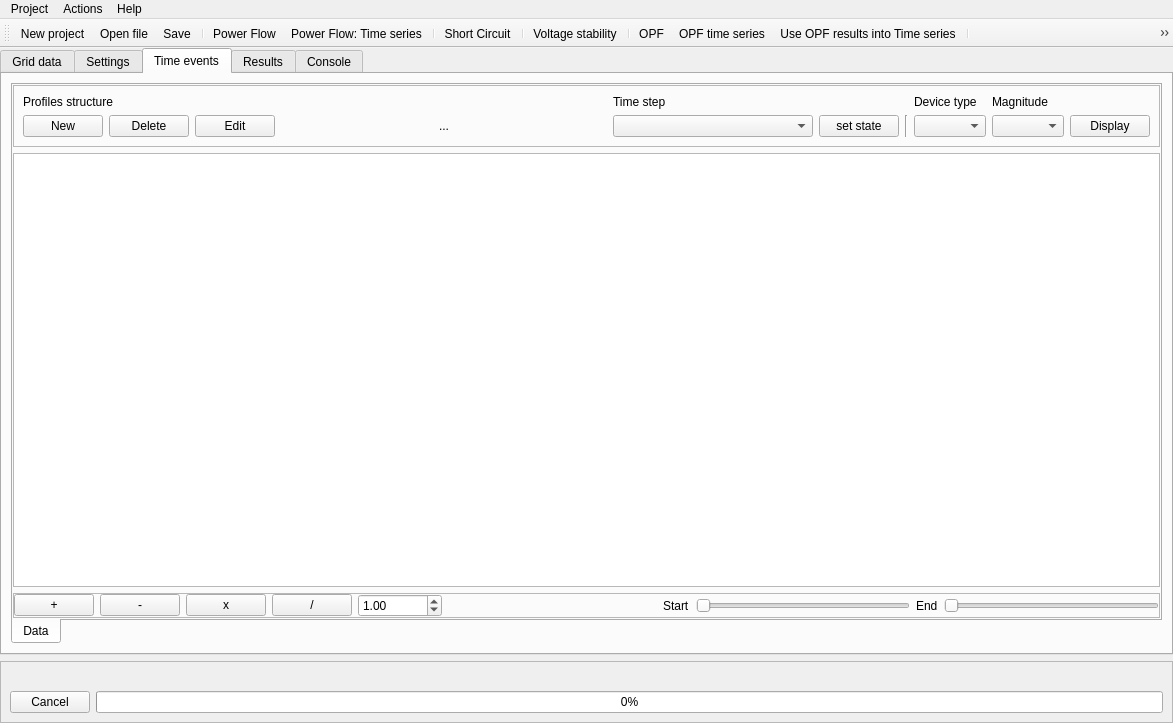
Qt form UnderDevelopment/GridCal/Gui/Main/MainWindow.ui (SanPen/GridCal) before a commit.
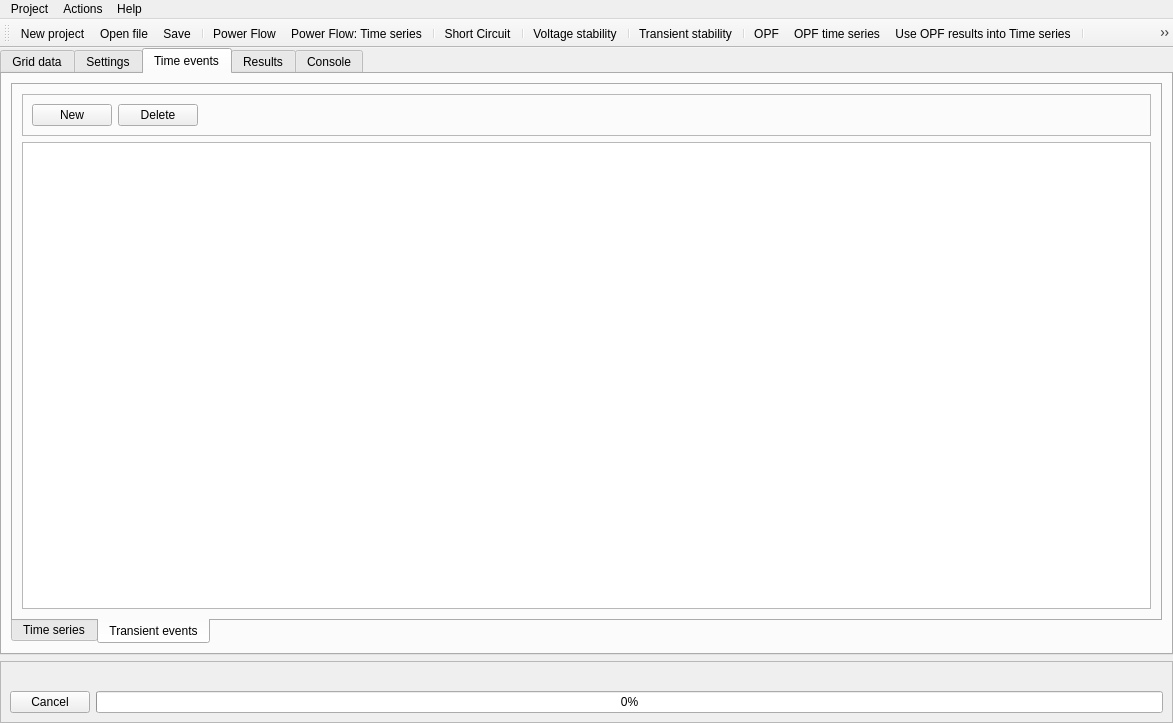
The same form after that commit. The open tabs and pages were chosen to show the change. Icons and pictures are not drawn. Custom widgets are drawn as their Qt base class.

The edit to the form file:
```diff
--- a/UnderDevelopment/GridCal/Gui/Main/MainWindow.ui
+++ b/UnderDevelopment/GridCal/Gui/Main/MainWindow.ui
@@ -2759,7 +2759,7 @@
           </property>
           <widget class="QWidget" name="tab_11">
            <attribute name="title">
-            <string>Data</string>
+            <string>Time series</string>
            </attribute>
            <layout class="QVBoxLayout" name="verticalLayout_14">
             <property name="leftMargin">
@@ -2797,14 +2797,14 @@
                  </property>
                 </widget>
                </item>
-               <item row="1" column="10">
+               <item row="1" column="11">
                 <widget class="Line" name="line_7">
                  <property name="orientation">
                   <enum>Qt::Vertical</enum>
                  </property>
                 </widget>
                </item>
-               <item row="1" column="7" colspan="2">
+               <item row="1" column="8" colspan="2">
                 <widget class="QComboBox" name="profile_time_selection_comboBox">
                  <property name="minimumSize">
                   <size>
@@ -2814,10 +2814,10 @@
                  </property>
                 </widget>
                </item>
-               <item row="1" column="12">
+               <item row="1" column="13">
                 <widget class="QComboBox" name="profile_device_type_comboBox"/>
                </item>
-               <item row="1" column="14">
+               <item row="1" column="15">
                 <widget class="QComboBox" name="device_type_magnitude_comboBox"/>
                </item>
                <item row="0" column="1" colspan="2">
@@ -2827,7 +2827,7 @@
                  </property>
                 </widget>
                </item>
-               <item row="1" column="4">
+               <item row="1" column="5">
                 <spacer name="horizontalSpacer">
                  <property name="orientation">
                   <enum>Qt::Horizontal</enum>
@@ -2851,14 +2851,14 @@
                  </property>
                 </widget>
                </item>
-               <item row="1" column="9">
+               <item row="1" column="10">
                 <widget class="QPushButton" name="set_profile_state_button">
                  <property name="text">
                   <string>set state</string>
                  </property>
                 </widget>
                </item>
-               <item row="0" column="12">
+               <item row="0" column="13">
                 <widget class="QLabel" name="label_9">
                  <property name="text">
                   <string>Device type</string>
@@ -2876,14 +2876,14 @@
                  </property>
                 </widget>
                </item>
-               <item row="0" column="14">
+               <item row="0" column="15">
                 <widget class="QLabel" name="label_21">
                  <property name="text">
                   <string>Magnitude</string>
                  </property>
                 </widget>
                </item>
-               <item row="1" column="15">
+               <item row="1" column="16">
                 <widget class="QPushButton" name="profile_display_pushButton">
                  <property name="text">
                   <string>Display</string>
@@ -2894,21 +2894,21 @@
                  </property>
                 </widget>
                </item>
-               <item row="0" column="7" colspan="3">
+               <item row="0" column="8" colspan="3">
                 <widget class="QLabel" name="label_10">
                  <property name="text">
                   <string>Time step</string>
                  </property>
                 </widget>
                </item>
-               <item row="1" column="5">
+               <item row="1" column="6">
                 <widget class="QLabel" name="profile_label">
                  <property name="text">
                   <string>...</string>
                  </property>
                 </widget>
                </item>
-               <item row="1" column="6">
+               <item row="1" column="7">
                 <spacer name="horizontalSpacer_9">
                  <property name="orientation">
                   <enum>Qt::Horizontal</enum>
@@ -3048,6 +3048,63 @@
             </item>
            </layout>
           </widget>
+          <widget class="QWidget" name="tab_7">
+           <attribute name="title">
+            <string>Transient events</string>
+           </attribute>
+           <layout class="QVBoxLayout" name="verticalLayout_13">
+            <item>
+             <widget class="QFrame" name="frame_16">
+              <property name="frameShape">
+               <enum>QFrame::StyledPanel</enum>
+              </property>
+              <property name="frameShadow">
+               <enum>QFrame::Raised</enum>
+              </property>
+              <layout class="QHBoxLayout" name="horizontalLayout">
+               <item>
+                <widget class="QPushButton" name="transient_events_new_pushButton">
+                 <property name="text">
+                  <string>New</string>
+                 </property>
+                 <property name="icon">
+                  <iconset resource="icons.qrc">
+                   <normaloff>:/Icons/white_icons/new.svg</normaloff>:/Icons/white_icons/new.svg</iconset>
+                 </property>
+                </widget>
+               </item>
+               <item>
+                <widget class="QPushButton" name="transient_events_delete_pushButton">
+                 <property name="text">
+                  <string>Delete</string>
+                 </property>
+                 <property name="icon">
+                  <iconset resource="icons.qrc">
+                   <normaloff>:/Icons/white_icons/delete.svg</normaloff>:/Icons/white_icons/delete.svg</iconset>
+                 </property>
+                </widget>
+               </item>
+               <item>
+                <spacer name="horizontalSpacer_13">
+                 <property name="orientation">
+                  <enum>Qt::Horizontal</enum>
+                 </property>
+                 <property name="sizeHint" stdset="0">
+                  <size>
+                   <width>924</width>
+                   <height>20</height>
+                  </size>
+                 </property>
+                </spacer>
+               </item>
+              </layout>
+             </widget>
+            </item>
+            <item>
+             <widget class="QTableView" name="transient_events_tableView"/>
+            </item>
+           </layout>
+          </widget>
          </widget>
         </item>
        </layout>
@@ -3383,6 +3440,8 @@
    <addaction name="separator"/>
    <addaction name="actionVoltage_stability"/>
    <addaction name="separator"/>
+   <addaction name="actionTransient_stability"/>
+   <addaction name="separator"/>
    <addaction name="actionOPF"/>
    <addaction name="actionOPF_time_series"/>
    <addaction name="actionUse_OPF_in_TS"/>
@@ -3885,6 +3944,18 @@
     <string>Export all the device's profiles</string>
    </property>
   </action>
+  <action name="actionTransient_stability">
+   <property name="icon">
+    <iconset resource="icons.qrc">
+     <normaloff>:/Icons/white_icons/dyn.svg</normaloff>:/Icons/white_icons/dyn.svg</iconset>
+   </property>
+   <property name="text">
+    <string>Transient stability</string>
+   </property>
+   <property name="toolTip">
+    <string>Transient stability simulation</string>
+   </property>
+  </action>
  </widget>
  <customwidgets>
   <customwidget>
```
Left out of the diff: 363 changed lines with no effect on the pictures.
